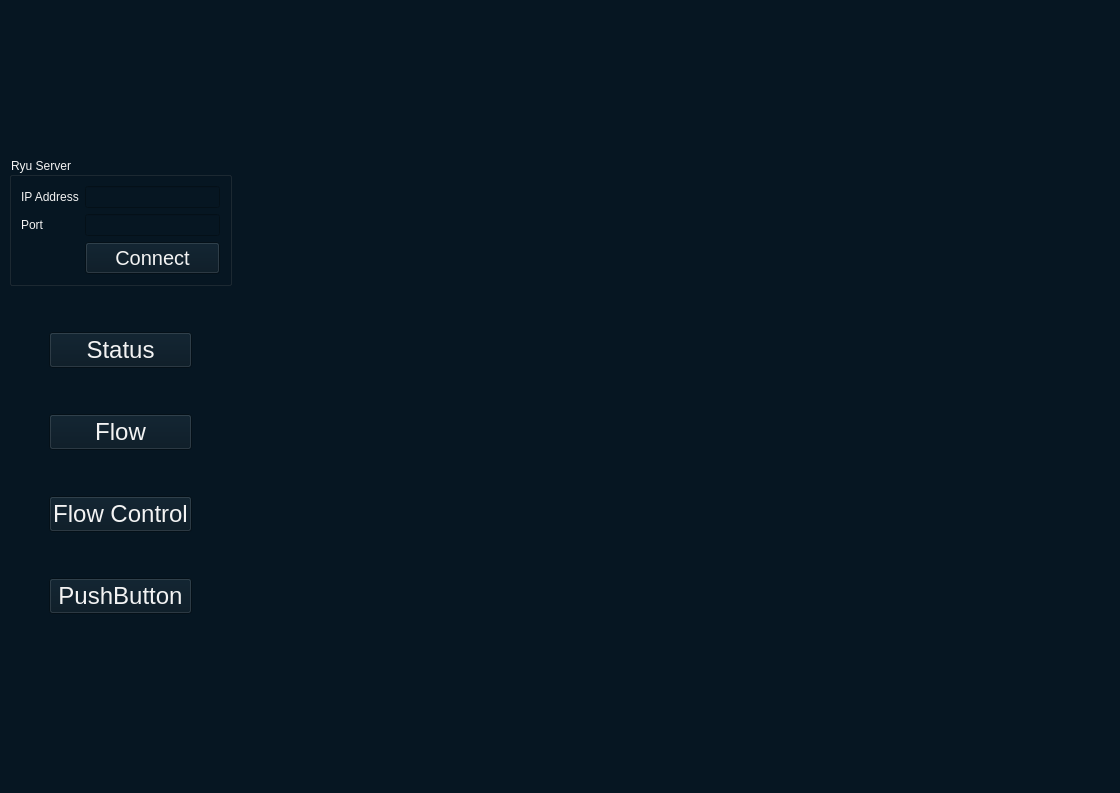
Qt form GUI/flowmanager.ui (Gaopeng-Bai/QT_flowmanager) before a commit.
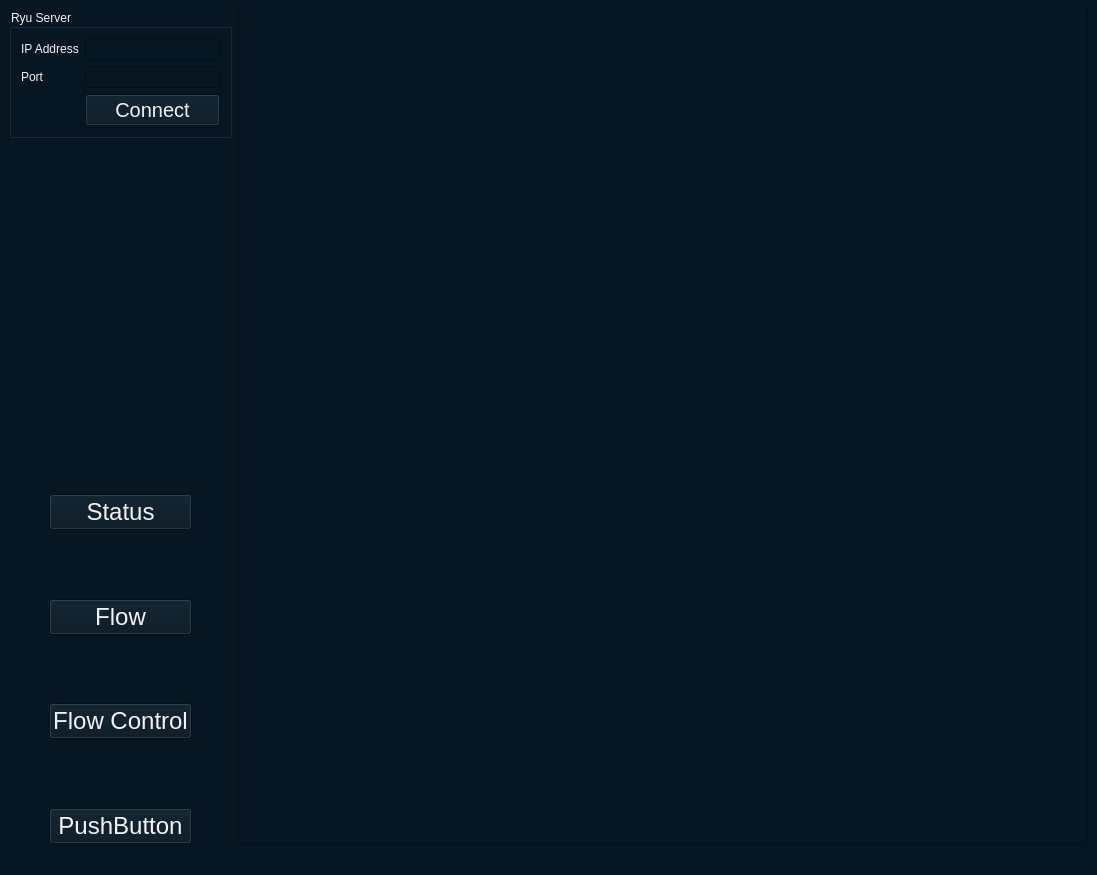
The same form after that commit.

Diff of the .ui file:
```diff
--- a/GUI/flowmanager.ui
+++ b/GUI/flowmanager.ui
@@ -6,8 +6,8 @@
    <rect>
     <x>0</x>
     <y>0</y>
-    <width>1120</width>
-    <height>793</height>
+    <width>1097</width>
+    <height>875</height>
    </rect>
   </property>
   <property name="windowTitle">
@@ -199,7 +199,14 @@
      </layout>
     </item>
     <item row="0" column="1">
-     <layout class="QVBoxLayout" name="subwindows"/>
+     <widget class="QFrame" name="subwindows">
+      <property name="frameShape">
+       <enum>QFrame::StyledPanel</enum>
+      </property>
+      <property name="frameShadow">
+       <enum>QFrame::Raised</enum>
+      </property>
+     </widget>
     </item>
    </layout>
   </widget>
```
Left out of the diff: 2 changed lines with no effect on the pictures.
